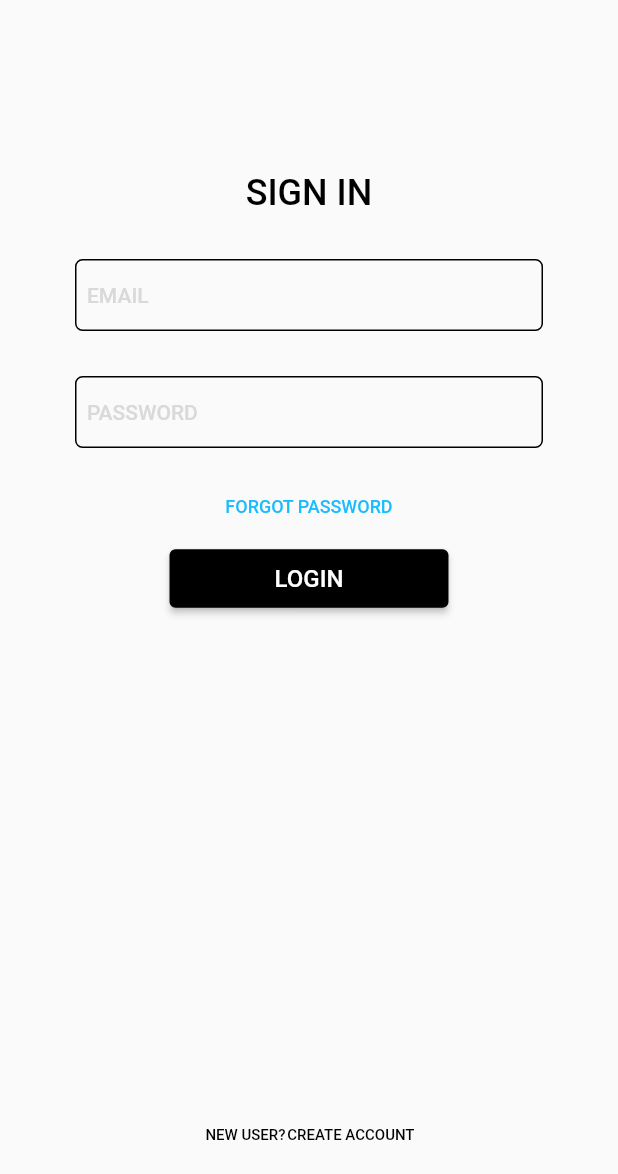
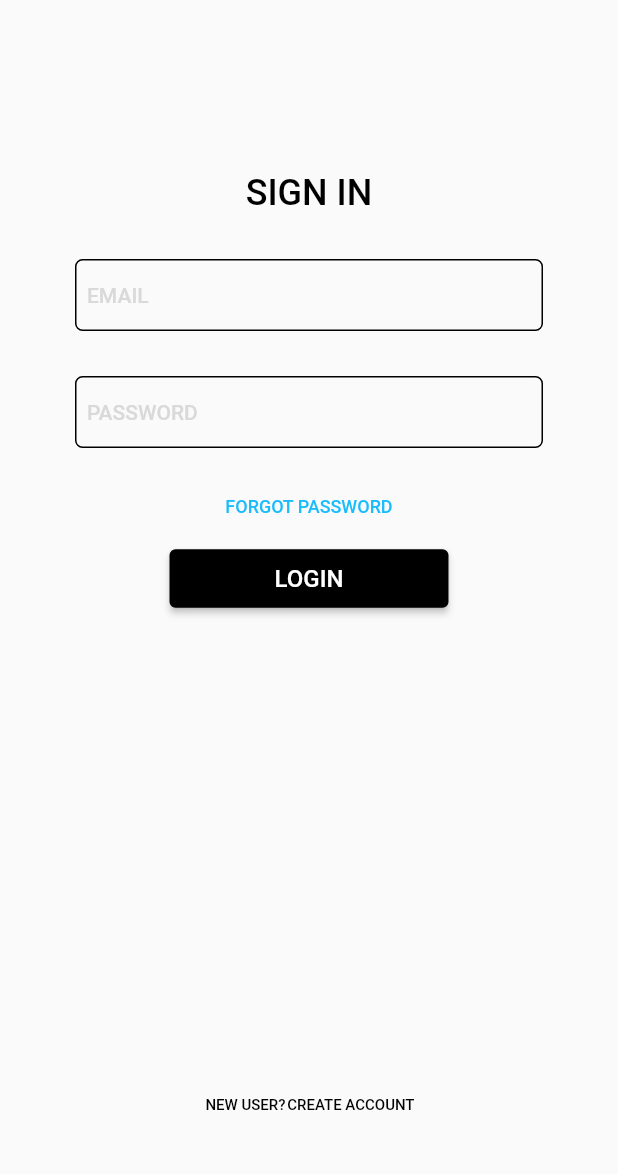
Before and after one commit to elvin35846/flutter_learning, a Flutter app: the screen it shows after launch, on a phone screen of 412 x 824 dp, the part 62-1236 px from its top. Run offline on Flutter 3.47's test engine with Material 2 defaults, Android fonts, the light colour scheme and no system bars; Roboto replaces fonts that are missing (Playfair Display, Work Sans).

Commit message:
Refactoring Login screen

```diff
--- a/bagzz_app_ui/lib/main.dart
+++ b/bagzz_app_ui/lib/main.dart
@@ -7,6 +7,7 @@ class MyApp extends StatelessWidget {
   @override
   Widget build(BuildContext context) {
     return MaterialApp(
+      debugShowCheckedModeBanner: false,
       title: 'Bagzz',
       home: LoginScreen(),
     );
--- a/bagzz_app_ui/lib/screens/login_screen.dart
+++ b/bagzz_app_ui/lib/screens/login_screen.dart
@@ -1,3 +1,5 @@
+import 'dart:ui';
+
 import 'package:bagzz_app_ui/widgets/login/login_footer_widget.dart';
 import 'package:bagzz_app_ui/widgets/login/login_form_widget.dart';
 import 'package:flutter/material.dart';
@@ -17,7 +19,9 @@ class LoginScreen extends StatelessWidget {
             children: <Widget>[
               const Text('This is the Drawer'),
               ElevatedButton(
-                onPressed: () {},
+                onPressed: () {
+                  Navigator.of(context).pop();
+                },
                 child: const Text('Close Drawer'),
               ),
             ],
@@ -40,13 +44,18 @@ class LoginScreen extends StatelessWidget {
           ),
         ),
       ),
-      body: Column(
-        children: [
-          SizedBox(height: 100),
-          LoginFormWidget(),
-          LoginFooterWidget(),
-          SizedBox(height: 20),
-        ],
+      body: SingleChildScrollView(
+        child: Container(
+            margin: EdgeInsets.only(top: 100),
+            height: MediaQuery.of(context).size.height - AppBar().preferredSize.height-140,
+            child: Column(
+              mainAxisAlignment: MainAxisAlignment.spaceBetween,
+              children: [
+                LoginFormWidget(),
+                LoginFooterWidget(),
+              ],
+            ),
+          ),
       ),
     );
   }
--- a/bagzz_app_ui/lib/widgets/login/login_footer_widget.dart
+++ b/bagzz_app_ui/lib/widgets/login/login_footer_widget.dart
@@ -7,8 +7,7 @@ class LoginFooterWidget extends StatelessWidget {
 
   @override
   Widget build(BuildContext context) {
-    return Expanded(
-      child: Row(
+    return Row(
       mainAxisAlignment: MainAxisAlignment.center,
       crossAxisAlignment: CrossAxisAlignment.end,
       children: [
@@ -38,7 +37,6 @@ class LoginFooterWidget extends StatelessWidget {
           ),
         )
       ],
-      ),
     );
   }
 }
```
Also changed, not shown: bagzz_app_ui/lib/widgets/login/login_form_widget.dart (indentation only), bagzz_app_ui/pubspec.lock. Lines whose indentation alone changed are shown as unchanged.
